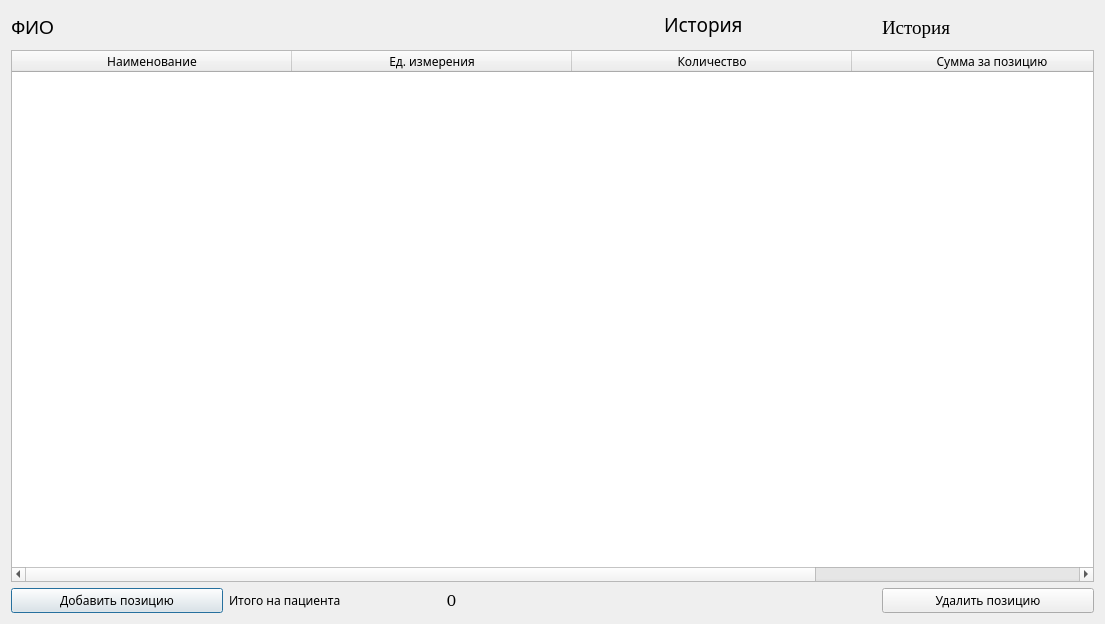
Qt form UI_files/PatientAll_costs.ui (Vofanchik/patient_estimate) before a commit.
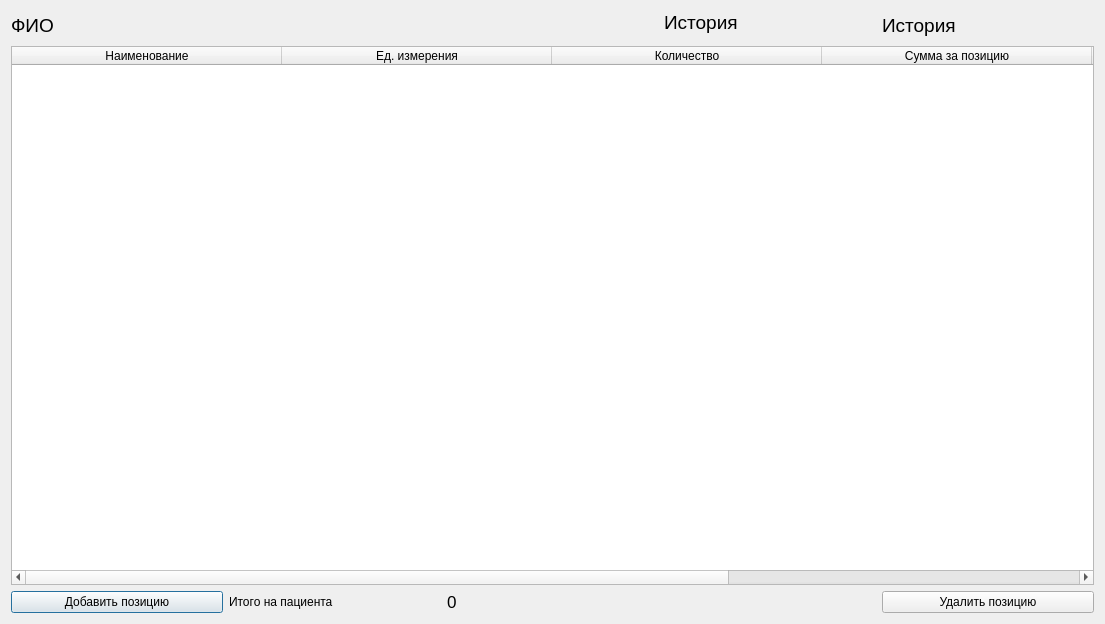
The same form after that commit.

What changed in the file:
```diff
--- a/UI_files/PatientAll_costs.ui
+++ b/UI_files/PatientAll_costs.ui
@@ -12,48 +12,20 @@
   </property>
   <property name="font">
    <font>
-    <family>Onyx</family>
+    <family>MS Shell Dlg 2</family>
    </font>
   </property>
   <property name="windowTitle">
    <string>Расходы на пациента</string>
   </property>
   <layout class="QGridLayout" name="gridLayout">
-   <item row="2" column="0" colspan="5">
-    <widget class="QTableWidget" name="tableWidget">
-     <attribute name="horizontalHeaderDefaultSectionSize">
-      <number>280</number>
-     </attribute>
-     <attribute name="horizontalHeaderMinimumSectionSize">
-      <number>54</number>
-     </attribute>
-     <attribute name="horizontalHeaderStretchLastSection">
-      <bool>true</bool>
-     </attribute>
-     <column>
-      <property name="text">
-       <string>Наименование</string>
-      </property>
-     </column>
-     <column>
-      <property name="text">
-       <string>Ед. измерения</string>
-      </property>
-     </column>
-     <column>
-      <property name="text">
-       <string>Количество</string>
-      </property>
-     </column>
-     <column>
-      <property name="text">
-       <string>Сумма за позицию</string>
-      </property>
-     </column>
-    </widget>
-   </item>
    <item row="3" column="0">
     <widget class="QPushButton" name="pushButton">
+     <property name="font">
+      <font>
+       <family>MS Shell Dlg 2</family>
+      </font>
+     </property>
      <property name="text">
       <string>Добавить позицию</string>
      </property>
@@ -67,8 +39,10 @@
         <widget class="QLabel" name="label_2">
          <property name="font">
           <font>
-           <family>Times New Roman</family>
+           <family>MS Shell Dlg 2</family>
            <pointsize>14</pointsize>
+           <weight>50</weight>
+           <bold>false</bold>
           </font>
          </property>
          <property name="text">
@@ -84,8 +58,10 @@
     <widget class="QLabel" name="label">
      <property name="font">
       <font>
-       <family>Arial</family>
+       <family>MS Shell Dlg 2</family>
        <pointsize>14</pointsize>
+       <weight>50</weight>
+       <bold>false</bold>
       </font>
      </property>
      <property name="midLineWidth">
@@ -98,16 +74,34 @@
    </item>
    <item row="3" column="4">
     <widget class="QPushButton" name="pushButton_2">
+     <property name="font">
+      <font>
+       <family>MS Shell Dlg 2</family>
+      </font>
+     </property>
      <property name="text">
       <string>Удалить позицию</string>
      </property>
     </widget>
    </item>
+   <item row="0" column="3">
+    <widget class="QLabel" name="label_5">
+     <property name="font">
+      <font>
+       <family>MS Shell Dlg 2</family>
+       <pointsize>14</pointsize>
+      </font>
+     </property>
+     <property name="text">
+      <string>История</string>
+     </property>
+    </widget>
+   </item>
    <item row="3" column="2">
     <widget class="QLabel" name="label_4">
      <property name="font">
       <font>
-       <family>Cambria</family>
+       <family>MS Shell Dlg 2</family>
        <pointsize>13</pointsize>
        <italic>false</italic>
       </font>
@@ -119,22 +113,71 @@
    </item>
    <item row="3" column="1">
     <widget class="QLabel" name="label_3">
+     <property name="font">
+      <font>
+       <family>MS Shell Dlg 2</family>
+      </font>
+     </property>
      <property name="text">
       <string>Итого на пациента</string>
      </property>
     </widget>
    </item>
-   <item row="0" column="3">
-    <widget class="QLabel" name="label_5">
+   <item row="2" column="0" colspan="5">
+    <widget class="QTableWidget" name="tableWidget">
      <property name="font">
       <font>
-       <family>Trebuchet MS</family>
-       <pointsize>14</pointsize>
+       <family>MS Shell Dlg 2</family>
       </font>
      </property>
-     <property name="text">
-      <string>История</string>
+     <property name="contextMenuPolicy">
+      <enum>Qt::DefaultContextMenu</enum>
      </property>
+     <property name="selectionMode">
+      <enum>QAbstractItemView::SingleSelection</enum>
+     </property>
+     <property name="selectionBehavior">
+      <enum>QAbstractItemView::SelectRows</enum>
+     </property>
+     <attribute name="horizontalHeaderDefaultSectionSize">
+      <number>270</number>
+     </attribute>
+     <attribute name="horizontalHeaderMinimumSectionSize">
+      <number>54</number>
+     </attribute>
+     <attribute name="horizontalHeaderStretchLastSection">
+      <bool>true</bool>
+     </attribute>
+     <column>
+      <property name="text">
+       <string>Наименование</string>
+      </property>
+     </column>
+     <column>
+      <property name="text">
+       <string>Ед. измерения</string>
+      </property>
+     </column>
+     <column>
+      <property name="text">
+       <string>Количество</string>
+      </property>
+     </column>
+     <column>
+      <property name="text">
+       <string>Сумма за позицию</string>
+      </property>
+     </column>
+     <column>
+      <property name="text">
+       <string>Цена за еденицу</string>
+      </property>
+     </column>
+     <column>
+      <property name="text">
+       <string>ID</string>
+      </property>
+     </column>
     </widget>
    </item>
   </layout>
```
